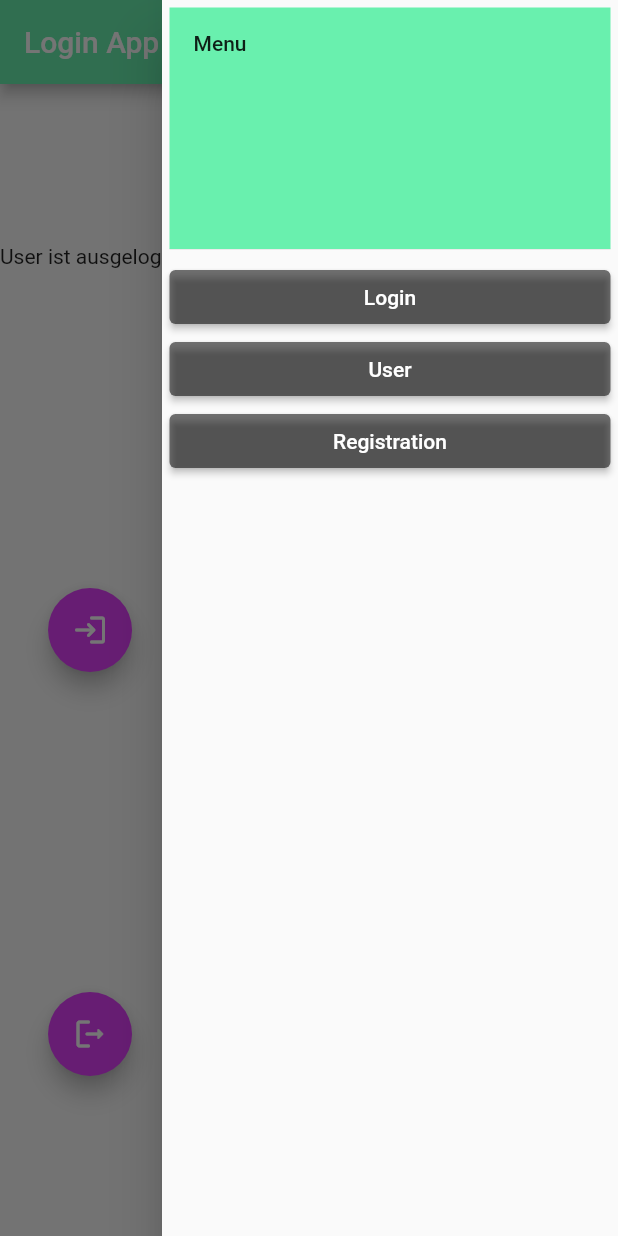
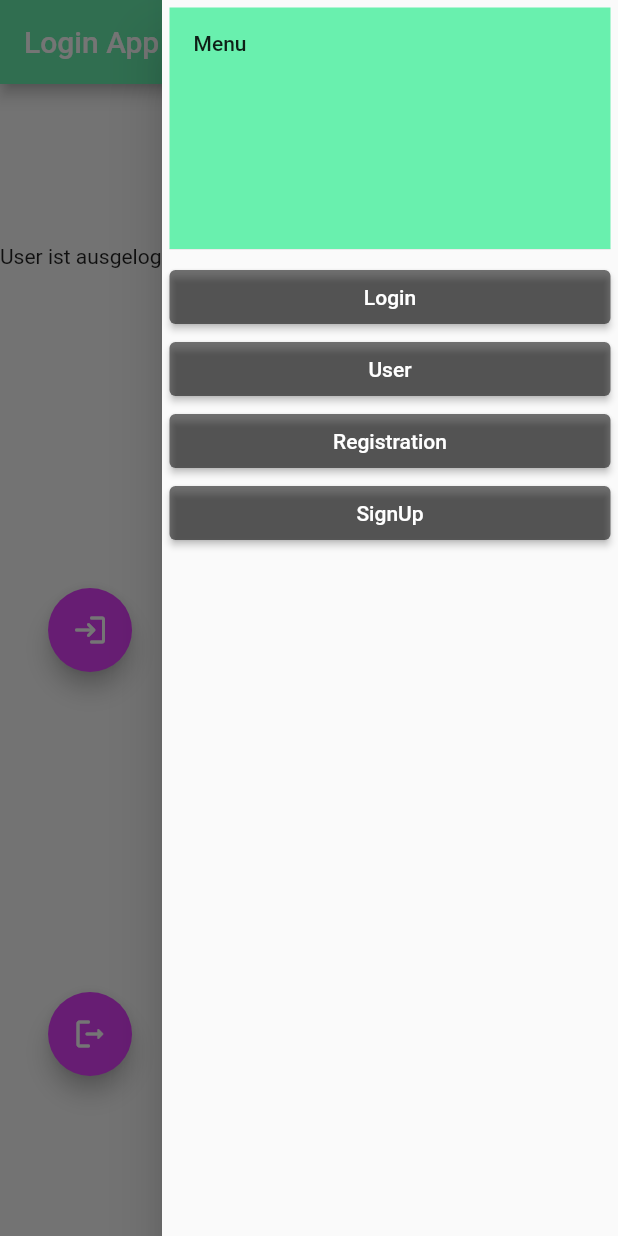
Before and after one commit to gmuehlenberg/samy, a Flutter app: the screen it shows after launch, with the side drawer open, on a phone screen of 412 x 824 dp. Run offline on Flutter 3.47's test engine with Material 2 defaults, Android fonts, the phone set to English and light mode, and no system bars; our stand-ins replace bloc, dartz, flutter_bloc, logger.

Commit message:
Add SignUp Bloc.

```diff
--- a/lib/login/login_view.dart
+++ b/lib/login/login_view.dart
@@ -27,7 +27,8 @@ class LoginView extends View<LoginMessage, LoginModel, LoginUpdate> {
               child: const Icon(Icons.logout_rounded),
             ),
           ],
-      ),);
+        ),
+      );
 }
 
 /*Form(
--- a/lib/main.dart
+++ b/lib/main.dart
@@ -5,6 +5,7 @@ import 'package:bloc_mvu_app/navigation/navigation_model.dart';
 import 'package:bloc_mvu_app/navigation/navigation_update.dart';
 import 'package:bloc_mvu_app/navigation/navigation_view.dart';
 import 'package:bloc_mvu_app/registration/registration_update.dart';
+import 'package:bloc_mvu_app/sign_up/sign_up_update.dart';
 import 'package:bloc_mvu_app/user/user_update.dart';
 import 'package:flutter/material.dart';
 import 'package:flutter_bloc/flutter_bloc.dart';
@@ -21,7 +22,8 @@ class BlocMvuTestApp extends StatelessWidget {
           BlocProvider(create: CounterUpdate.of),
           BlocProvider(create: LoginUpdate.of),
           BlocProvider(create: UserUpdate.of),
-          BlocProvider(create: RegistrationUpdate.of)
+          BlocProvider(create: RegistrationUpdate.of),
+          BlocProvider(create: SignUpUpdate.of)
         ],
         child: MaterialApp(
           navigatorKey: navigatorKey,
--- a/lib/navigation/navigation_model.dart
+++ b/lib/navigation/navigation_model.dart
@@ -16,4 +16,4 @@ final NavigationModel initialNavigationModel = NavigationModel(Page.login);
 final GlobalKey<NavigatorState> navigatorKey = GlobalKey<NavigatorState>();
 final GlobalKey<ScaffoldState> scaffoldKey = GlobalKey<ScaffoldState>();
 
-enum Page { login, user, registration }
+enum Page { login, user, registration, signUp }
--- a/lib/navigation/navigation_view.dart
+++ b/lib/navigation/navigation_view.dart
@@ -1,5 +1,6 @@
 import 'package:bloc_mvu_app/login/login_view.dart';
 import 'package:bloc_mvu_app/registration/registration_view.dart';
+import 'package:bloc_mvu_app/sign_up/sign_up_view.dart';
 import 'package:bloc_mvu_app/user/user_view.dart';
 import 'package:bloc_mvu_app/mvu/messaging.dart';
 import 'package:bloc_mvu_app/mvu/view.dart';
@@ -8,7 +9,6 @@ import 'package:bloc_mvu_app/navigation/navigation_model.dart';
 import 'package:bloc_mvu_app/navigation/navigation_update.dart';
 import 'package:bloc_mvu_app/pages/menu/menu_view.dart';
 import 'package:flutter/material.dart' hide Page;
-
 
 class NavigationView extends View<NavigationMessage, NavigationModel, NavigationUpdate> {
   const NavigationView({Key? key}) : super(key: key);
@@ -46,5 +46,7 @@ Widget widgetFor(Page page) {
       return const UserView();
     case Page.registration:
       return const RegistrationView();
+    case Page.signUp:
+      return const SignUpView();
   }
 }
--- a/lib/pages/menu/menu_view.dart
+++ b/lib/pages/menu/menu_view.dart
@@ -31,6 +31,7 @@ class MenuView extends ViewWithoutModel {
           _button('Login', Page.login),
           _button('User', Page.user),
           _button('Registration', Page.registration),
+          _button('SignUp', Page.signUp)
         ],
       );
 }
--- a/lib/registration/registration_model.dart
+++ b/lib/registration/registration_model.dart
@@ -13,5 +13,6 @@ class RegistrationModel {
       );
 }
 
-final RegistrationModel initialRegistrationModel =
-    RegistrationModel(obscurePassword: true,);
+final RegistrationModel initialRegistrationModel = RegistrationModel(
+  obscurePassword: true,
+);
--- a/lib/registration/registration_view.dart
+++ b/lib/registration/registration_view.dart
@@ -77,7 +77,8 @@ class RegistrationView extends View<RegistrationMessage, RegistrationModel, Regi
                               onPressed: () {
                                 dispatch(ChangePasswordVisibility());
                               },
-                              ),),
+                            ),
+                          ),
                         ),
                         SizedBox(
                           height: 10,
--- a/lib/sign_up/sign_up_message.dart
+++ b/lib/sign_up/sign_up_message.dart
@@ -6,3 +6,5 @@ abstract class SignUpMessage extends UpdateMessage {
 }
 
 class ChangePasswordVisibility extends SignUpMessage {}
+
+class SignUpUser extends SignUpMessage {}
--- a/lib/sign_up/sign_up_model.dart
+++ b/lib/sign_up/sign_up_model.dart
@@ -1,9 +1,21 @@
+import 'package:flutter/material.dart';
+import 'package:bloc_mvu_app/mvu/update.dart';
+
+// Define a custom Form widget.
+
 class SignUpModel {
-  SignUpModel({
-    required this.obscurePassword,
-  });
+  SignUpModel({required this.obscurePassword});
 
   final bool obscurePassword;
+
+  TextEditingController surnameController = new TextEditingController();
+  TextEditingController lastnameController = new TextEditingController();
+  TextEditingController streetController = new TextEditingController();
+  TextEditingController streetNumberController = new TextEditingController();
+  TextEditingController postCodeController = new TextEditingController();
+  TextEditingController cityController = new TextEditingController();
+  TextEditingController mailController = new TextEditingController();
+  TextEditingController passwordController = new TextEditingController();
 
   SignUpModel copyWith({
     bool? obscurePassword,
@@ -13,5 +25,6 @@ class SignUpModel {
       );
 }
 
-final SignUpModel initialSignUpModel =
-    SignUpModel(obscurePassword: true,);
+final SignUpModel initialSignUpModel = SignUpModel(
+  obscurePassword: true,
+);
--- a/lib/sign_up/sign_up_update.dart
+++ b/lib/sign_up/sign_up_update.dart
@@ -1,6 +1,7 @@
 import 'package:bloc_mvu_app/sign_up/sign_up_message.dart';
 import 'package:bloc_mvu_app/sign_up/sign_up_model.dart';
 import 'package:bloc_mvu_app/mvu/update.dart';
+import 'package:bloc_mvu_app/user/user_model.dart';
 import 'package:dartz/dartz.dart';
 import 'package:flutter/material.dart';
 
@@ -15,6 +16,7 @@ class SignUpUpdate extends Update<SignUpMessage, SignUpModel> {
     if (message is ChangePasswordVisibility) {
       return Some(model.copyWith(obscurePassword: !model.obscurePassword));
     }
+    if (message is SignUpUser) {}
     return const None();
   }
 }
--- a/lib/user/user_model.dart
+++ b/lib/user/user_model.dart
@@ -39,4 +39,5 @@ final UserModel initialUserModel = UserModel(
   city: 'Leipzig',
   postCode: '04107',
   mail: 'döner@olivetree.de',
-    password: 'dönermachtschöner123',);
+  password: 'dönermachtschöner123',
+);
```
Also changed, not shown: lib/sign_up/sign_up_view.dart (+52 -49 lines), lib/user/user_update.dart (+5 -2 lines). Lines whose indentation alone changed are shown as unchanged.
